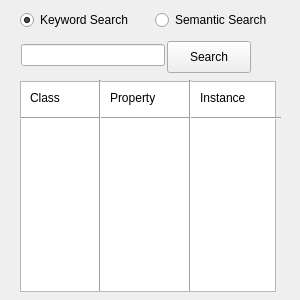
Before: the Qt Designer form plugins/fileio/ontology/searchdockwidget.ui in ZongleiJiao/OntologyViewer, drawn with Qt 5.
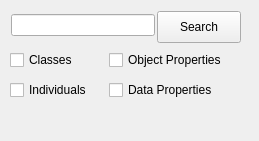
After: the same form once the commit is applied.

The edit to the form file:
```diff
--- a/plugins/fileio/ontology/searchdockwidget.ui
+++ b/plugins/fileio/ontology/searchdockwidget.ui
@@ -6,8 +6,8 @@
    <rect>
     <x>0</x>
     <y>0</y>
-    <width>300</width>
-    <height>300</height>
+    <width>259</width>
+    <height>141</height>
    </rect>
   </property>
   <property name="windowTitle">
@@ -17,8 +17,8 @@
    <widget class="QPushButton" name="pushButton">
     <property name="geometry">
      <rect>
-      <x>167</x>
-      <y>41</y>
+      <x>157</x>
+      <y>11</y>
       <width>84</width>
       <height>32</height>
      </rect>
@@ -30,131 +30,63 @@
    <widget class="QLineEdit" name="lineEdit">
     <property name="geometry">
      <rect>
-      <x>21</x>
-      <y>44</y>
+      <x>11</x>
+      <y>14</y>
       <width>144</width>
       <height>22</height>
      </rect>
     </property>
    </widget>
-   <widget class="QRadioButton" name="radioButton">
+   <widget class="QCheckBox" name="checkBox">
     <property name="geometry">
      <rect>
-      <x>20</x>
-      <y>10</y>
-      <width>125</width>
+      <x>10</x>
+      <y>50</y>
+      <width>73</width>
       <height>20</height>
      </rect>
     </property>
     <property name="text">
-     <string>Keyword Search</string>
+     <string>Classes</string>
     </property>
-    <property name="checked">
-     <bool>true</bool>
-    </property>
    </widget>
-   <widget class="QRadioButton" name="radioButton_2">
+   <widget class="QCheckBox" name="checkBox_2">
     <property name="geometry">
      <rect>
-      <x>155</x>
-      <y>10</y>
-      <width>128</width>
+      <x>10</x>
+      <y>80</y>
+      <width>93</width>
       <height>20</height>
      </rect>
     </property>
     <property name="text">
-     <string>Semantic Search</string>
+     <string>Individuals</string>
     </property>
-    <property name="checked">
-     <bool>false</bool>
-    </property>
    </widget>
-   <widget class="QTableView" name="tableView">
+   <widget class="QCheckBox" name="checkBox_3">
     <property name="geometry">
      <rect>
-      <x>20</x>
-      <y>81</y>
-      <width>256</width>
-      <height>211</height>
+      <x>109</x>
+      <y>50</y>
+      <width>130</width>
+      <height>20</height>
      </rect>
     </property>
-   </widget>
-   <widget class="Line" name="line">
-    <property name="geometry">
-     <rect>
-      <x>20</x>
-      <y>110</y>
-      <width>261</width>
-      <height>16</height>
-     </rect>
+    <property name="text">
+     <string>Object Properties</string>
     </property>
-    <property name="orientation">
-     <enum>Qt::Horizontal</enum>
-    </property>
    </widget>
-   <widget class="Line" name="line_2">
+   <widget class="QCheckBox" name="checkBox_4">
     <property name="geometry">
      <rect>
-      <x>90</x>
+      <x>109</x>
       <y>80</y>
-      <width>20</width>
-      <height>211</height>
+      <width>118</width>
+      <height>20</height>
      </rect>
     </property>
-    <property name="orientation">
-     <enum>Qt::Vertical</enum>
-    </property>
-   </widget>
-   <widget class="Line" name="line_3">
-    <property name="geometry">
-     <rect>
-      <x>180</x>
-      <y>80</y>
-      <width>20</width>
-      <height>211</height>
-     </rect>
-    </property>
-    <property name="orientation">
-     <enum>Qt::Vertical</enum>
-    </property>
-   </widget>
-   <widget class="QLabel" name="label">
-    <property name="geometry">
-     <rect>
-      <x>30</x>
-      <y>90</y>
-      <width>62</width>
-      <height>16</height>
-     </rect>
-    </property>
     <property name="text">
-     <string>Class</string>
-    </property>
-   </widget>
-   <widget class="QLabel" name="label_2">
-    <property name="geometry">
-     <rect>
-      <x>110</x>
-      <y>90</y>
-      <width>62</width>
-      <height>16</height>
-     </rect>
-    </property>
-    <property name="text">
-     <string>Property</string>
-    </property>
-   </widget>
-   <widget class="QLabel" name="label_3">
-    <property name="geometry">
-     <rect>
-      <x>200</x>
-      <y>90</y>
-      <width>62</width>
-      <height>16</height>
-     </rect>
-    </property>
-    <property name="text">
-     <string>Instance</string>
+     <string>Data Properties</string>
     </property>
    </widget>
   </widget>
```
